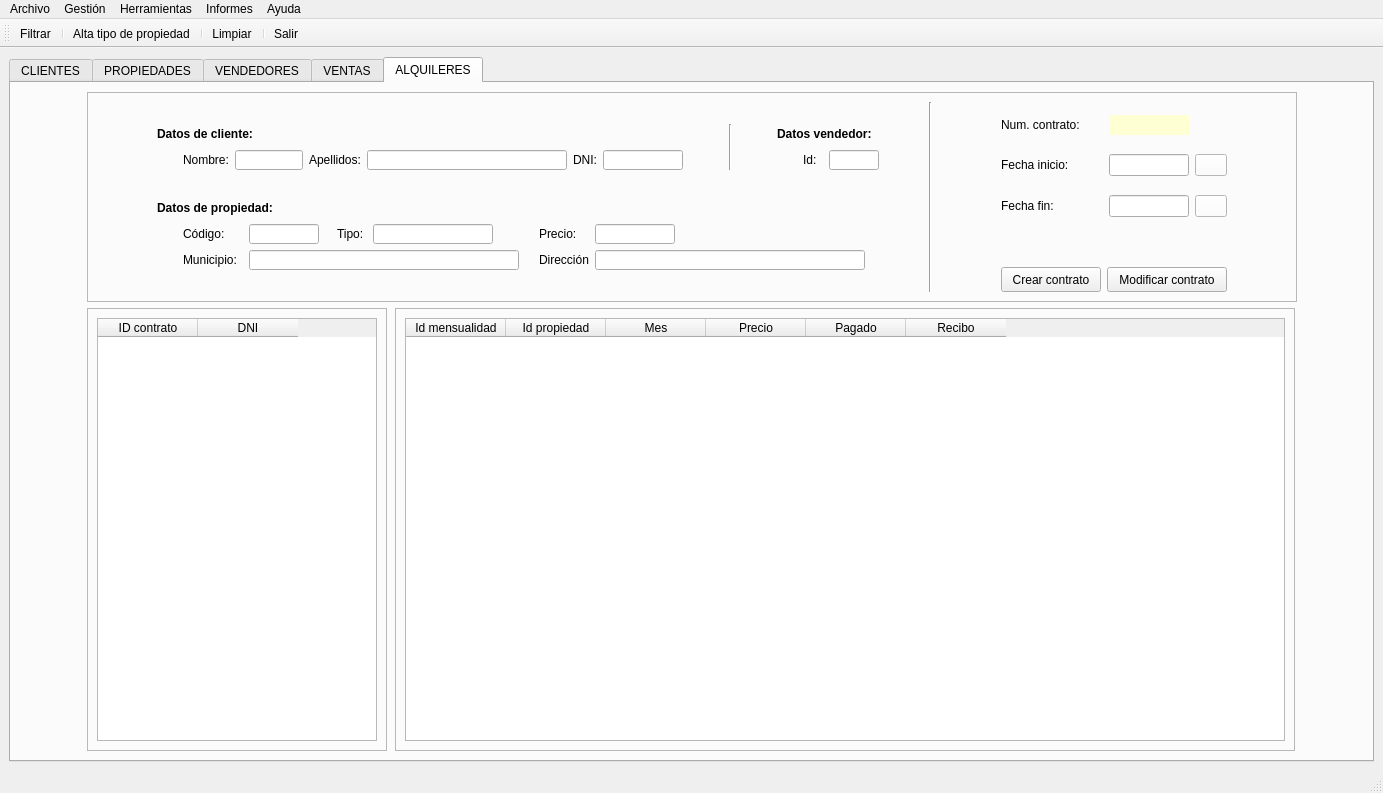
This is templates/venPrincipal.ui in yelkov/ProyectoDI as Qt 5 draws it before an edit. The edited form follows.
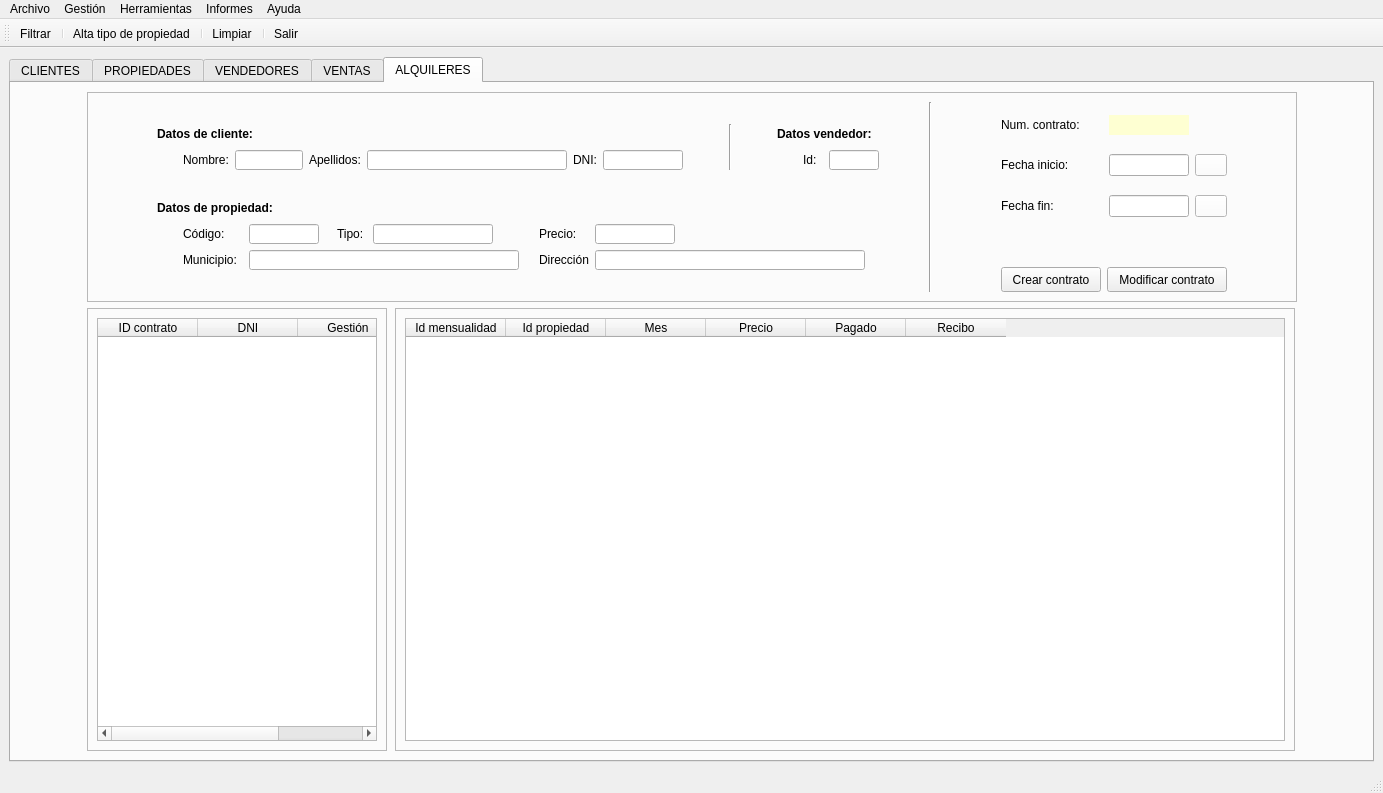
This is the edited form. Icons and pictures are not drawn.

The edit to the form file:
```diff
--- a/templates/venPrincipal.ui
+++ b/templates/venPrincipal.ui
@@ -7573,6 +7573,11 @@
                <string>DNI</string>
               </property>
              </column>
+             <column>
+              <property name="text">
+               <string>Gestión</string>
+              </property>
+             </column>
             </widget>
            </item>
           </layout>
```
